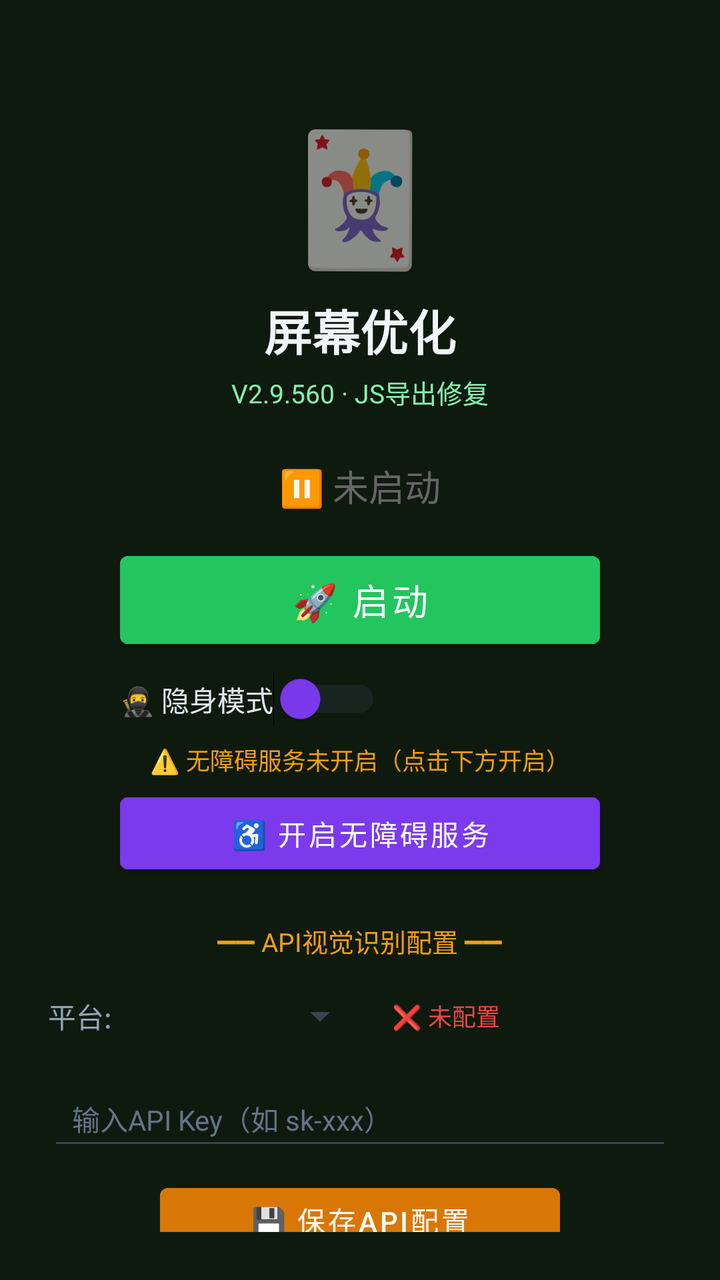
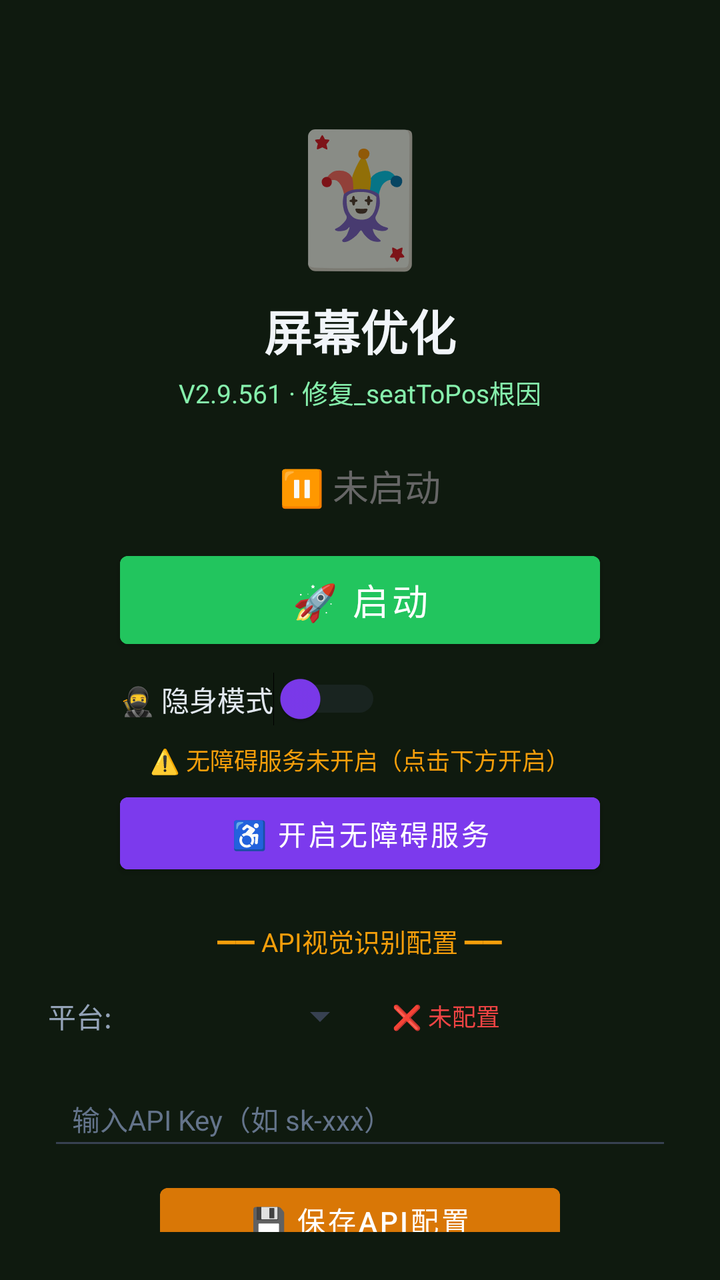

Before-and-after screenshots of an Android layout around one commit, followed by the original layout XML and the change that was made.
<!-- AndroidManifest.xml: activity theme Theme.MjScreenshot -->
<!-- res/layout/activity_main.xml -->
<?xml version="1.0" encoding="utf-8"?>
<LinearLayout xmlns:android="http://schemas.android.com/apk/res/android"
    android:layout_width="match_parent"
    android:layout_height="match_parent"
    android:orientation="vertical"
    android:background="#0f1a0f"
    android:padding="24dp"
    android:gravity="center_horizontal">

    <TextView
        android:layout_width="wrap_content"
        android:layout_height="wrap_content"
        android:text="🃏"
        android:textSize="64sp"
        android:layout_marginTop="30dp" />

    <TextView
        android:layout_width="wrap_content"
        android:layout_height="wrap_content"
        android:text="屏幕优化"
        android:textSize="24sp"
        android:textColor="#f1f5f9"
        android:textStyle="bold"
        android:layout_marginTop="8dp" />

    <TextView
        android:layout_width="wrap_content"
        android:layout_height="wrap_content"
        android:text="V2.9.560 · JS导出修复"
        android:textSize="13sp"
        android:textColor="#86efac"
        android:layout_marginTop="4dp" />

    <TextView
        android:id="@+id/tvStatus"
        android:layout_width="wrap_content"
        android:layout_height="wrap_content"
        android:text="⏸ 未启动"
        android:textSize="18sp"
        android:textColor="#666666"
        android:layout_marginTop="24dp" />

    <Button
        android:id="@+id/btnStart"
        android:layout_width="240dp"
        android:layout_height="56dp"
        android:text="🚀 启动"
        android:textSize="18sp"
        android:textColor="#ffffff"
        android:backgroundTint="#22c55e"
        android:layout_marginTop="16dp" />

    <Button
        android:id="@+id/btnHelper"
        android:layout_width="240dp"
        android:layout_height="56dp"
        android:text="🃏 打开智囊"
        android:textSize="16sp"
        android:textColor="#ffffff"
        android:backgroundTint="#16a34a"
        android:layout_marginTop="12dp"
        android:visibility="gone" />

    
    <LinearLayout
        android:layout_width="240dp"
        android:layout_height="wrap_content"
        android:orientation="horizontal"
        android:gravity="center_vertical"
        android:layout_marginTop="8dp">

        <Switch
            android:id="@+id/switchStealth"
            android:layout_width="wrap_content"
            android:layout_height="wrap_content"
            android:text="🥷 隐身模式"
            android:textColor="#e2e8f0"
            android:textSize="14sp"
            android:thumbTint="#7c3aed"
            android:trackTint="#374151" />
    </LinearLayout>

    <TextView
        android:id="@+id/tvAccessibilityStatus"
        android:layout_width="wrap_content"
        android:layout_height="wrap_content"
        android:text="⚠️ 无障碍服务未开启（点击下方开启）"
        android:textSize="12sp"
        android:textColor="#f59e0b"
        android:layout_marginTop="8dp"
        android:gravity="center" />

    <Button
        android:id="@+id/btnAccessibility"
        android:layout_width="240dp"
        android:layout_height="48dp"
        android:text="♿ 开启无障碍服务"
        android:textSize="14sp"
        android:textColor="#ffffff"
        android:backgroundTint="#7c3aed"
        android:layout_marginTop="4dp" />

    <TextView
        android:layout_width="wrap_content"
        android:layout_height="wrap_content"
        android:text="━━ API视觉识别配置 ━━"
        android:textSize="13sp"
        android:textColor="#f59e0b"
        android:layout_marginTop="20dp" />

    <LinearLayout
        android:layout_width="match_parent"
        android:layout_height="wrap_content"
        android:orientation="horizontal"
        android:layout_marginTop="8dp"
        android:gravity="center_vertical">

        <TextView
            android:layout_width="wrap_content"
            android:layout_height="wrap_content"
            android:text="平台:"
            android:textSize="14sp"
            android:textColor="#94a3b8" />

        <Spinner
            android:id="@+id/spinnerProvider"
            android:layout_width="120dp"
            android:layout_height="40dp"
            android:layout_marginStart="8dp"
            android:backgroundTint="#374151" />

        <TextView
            android:id="@+id/tvApiStatus"
            android:layout_width="wrap_content"
            android:layout_height="wrap_content"
            android:text="❌ 未配置"
            android:textSize="12sp"
            android:textColor="#ef4444"
            android:layout_marginStart="12dp" />
    </LinearLayout>

    <EditText
        android:id="@+id/etApiKey"
        android:layout_width="match_parent"
        android:layout_height="44dp"
        android:hint="输入API Key（如 sk-xxx）"
        android:textSize="14sp"
        android:textColor="#e2e8f0"
        android:textColorHint="#64748b"
        android:backgroundTint="#374151"
        android:inputType="textPassword"
        android:layout_marginTop="8dp"
        android:paddingStart="12dp"
        android:paddingEnd="12dp" />

    <Button
        android:id="@+id/btnSaveApi"
        android:layout_width="200dp"
        android:layout_height="44dp"
        android:text="💾 保存API配置"
        android:textSize="14sp"
        android:textColor="#ffffff"
        android:backgroundTint="#d97706"
        android:layout_marginTop="8dp" />

    <TextView
        android:id="@+id/tvHint"
        android:layout_width="wrap_content"
        android:layout_height="wrap_content"
        android:text="先点上方按钮启动截屏"
        android:textSize="13sp"
        android:textColor="#666666"
        android:layout_marginTop="12dp"
        android:gravity="center" />

    <TextView
        android:layout_width="wrap_content"
        android:layout_height="wrap_content"
        android:text="使用步骤：\n1. 配置API Key（支持OpenAI/通义千问VL/硅基流动）\n2. 点「开启无障碍服务」→ 开启\n3. 开启「🥷隐身模式」(反检测)\n4. 点「启动」→ 允许悬浮窗\n5. 打牌时点屏幕上的🎯悬浮球即可截屏识别\n★ 拖动悬浮球可移到不挡牌的位置 ★\n★ 长按悬浮球可展开/收起详细面板 ★\n★ 悬浮球边框颜色=建议：绿=加注 橙=跟注 红=弃牌 ★"
        android:textSize="12sp"
        android:textColor="#64748b"
        android:layout_marginTop="12dp"
        android:lineSpacingExtra="3dp" />

</LinearLayout>
<!-- resources referenced by this layout -->
<resources>
  <style name="Theme.MjScreenshot" parent="Theme.MaterialComponents.DayNight.DarkActionBar">
          <item name="colorPrimary">#1e40af</item>
          <item name="colorPrimaryVariant">#1e3a8a</item>
          <item name="colorOnPrimary">#ffffff</item>
          <item name="android:statusBarColor">#0f172a</item>
      </style>
</resources>

<!-- the commit's change to res/layout/activity_main.xml (unified diff, before → after) -->
@@ -26,7 +26,7 @@
     <TextView
         android:layout_width="wrap_content"
         android:layout_height="wrap_content"
-        android:text="V2.9.560 · JS导出修复"
+        android:text="V2.9.561 · 修复_seatToPos根因"
         android:textSize="13sp"
         android:textColor="#86efac"
         android:layout_marginTop="4dp" />
